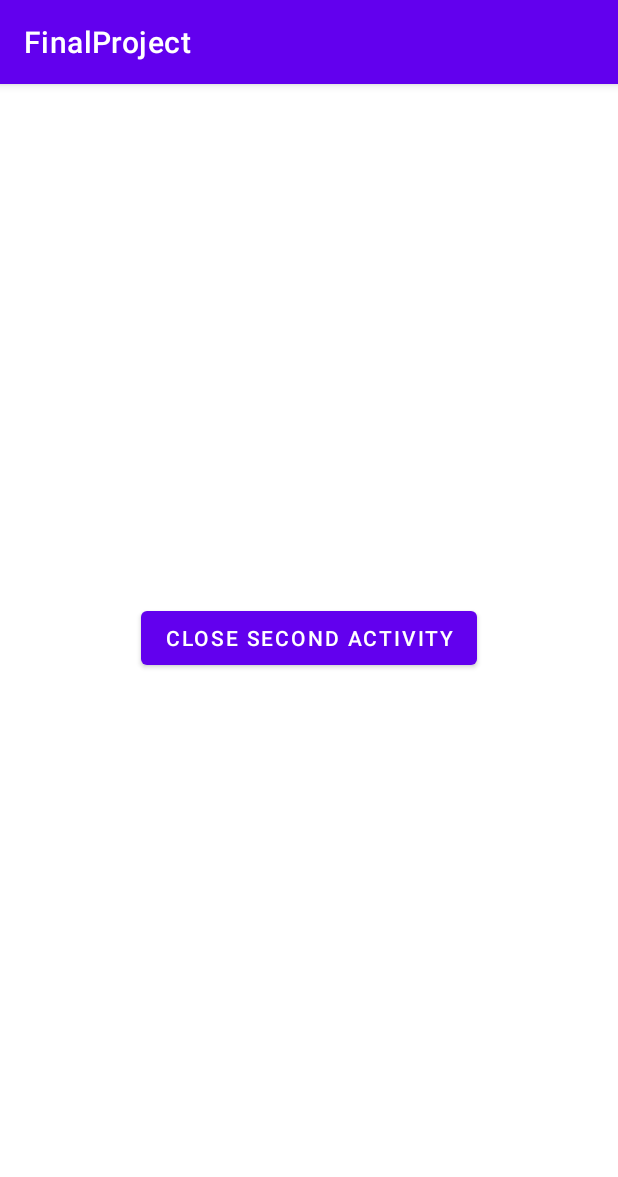
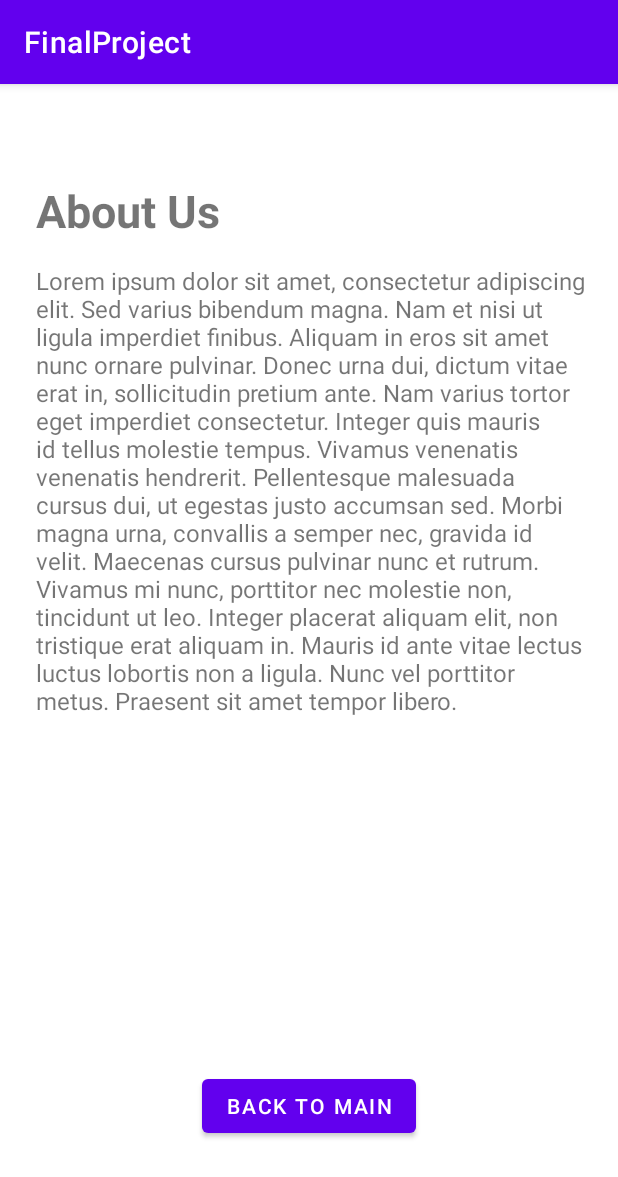
Before and after one commit to b21tilbe/FinalProject, an Android app: the activity_second screen opened directly, with no data from a screen before it, on a phone screen of 412 x 824 dp. Shown: the top 1177 px of the screen. Run offline under Robolectric (Android 15) with nearby library versions, the phone set to English and light mode, and no system bars.

Commit message:
Flyttat på knapparna samt lagt till text och titel på about sidan

```diff
--- a/app/src/main/res/layout/activity_main.xml
+++ b/app/src/main/res/layout/activity_main.xml
@@ -17,12 +17,12 @@
         android:id="@+id/start_second_activity"
         android:layout_width="wrap_content"
         android:layout_height="wrap_content"
-        android:text="Start second activity"
+        android:text="About us"
         app:layout_constraintBottom_toBottomOf="parent"
-        app:layout_constraintHorizontal_bias="0.459"
+        app:layout_constraintHorizontal_bias="0.497"
         app:layout_constraintLeft_toLeftOf="parent"
         app:layout_constraintRight_toRightOf="parent"
         app:layout_constraintTop_toTopOf="parent"
-        />
+        app:layout_constraintVertical_bias="0.961" />
 
 </androidx.constraintlayout.widget.ConstraintLayout>
--- a/app/src/main/res/layout/activity_second.xml
+++ b/app/src/main/res/layout/activity_second.xml
@@ -4,29 +4,45 @@
     xmlns:tools="http://schemas.android.com/tools"
     android:layout_width="match_parent"
     android:layout_height="match_parent"
+    android:padding="20dp"
+    android:layout_centerHorizontal="true"
     tools:context=".activity_second">
+
+    <TextView
+        android:id="@+id/heading"
+        android:layout_width="match_parent"
+        android:layout_height="wrap_content"
+        android:layout_marginStart="4dp"
+        android:layout_marginTop="44dp"
+        android:text="About Us"
+        android:textSize="30sp"
+        android:textStyle="bold"
+        app:layout_constraintStart_toStartOf="parent"
+        app:layout_constraintTop_toTopOf="parent" />
 
     <TextView
         android:id="@+id/about"
         android:layout_width="match_parent"
         android:layout_height="wrap_content"
+        android:layout_marginStart="4dp"
+        android:layout_marginTop="100dp"
+        android:text="Lorem ipsum dolor sit amet, consectetur adipiscing elit. Sed varius bibendum magna. Nam et nisi ut ligula imperdiet finibus. Aliquam in eros sit amet nunc ornare pulvinar. Donec urna dui, dictum vitae erat in, sollicitudin pretium ante. Nam varius tortor eget imperdiet consectetur. Integer quis mauris id tellus molestie tempus. Vivamus venenatis venenatis hendrerit. Pellentesque malesuada cursus dui, ut egestas justo accumsan sed. Morbi magna urna, convallis a semper nec, gravida id velit. Maecenas cursus pulvinar nunc et rutrum. Vivamus mi nunc, porttitor nec molestie non, tincidunt ut leo. Integer placerat aliquam elit, non tristique erat aliquam in. Mauris id ante vitae lectus luctus lobortis non a ligula. Nunc vel porttitor metus. Praesent sit amet tempor libero."
+        android:textSize="16sp"
         app:layout_constraintStart_toStartOf="parent"
-        app:layout_constraintTop_toTopOf="parent"
-
-        />
+        app:layout_constraintTop_toTopOf="parent" />
 
     <Button
         android:id="@+id/close_second_activity"
         android:layout_width="wrap_content"
         android:layout_height="wrap_content"
-        android:text="Close second activity"
         android:layout_marginBottom="30dp"
+        android:text="Back to main"
         app:layout_constraintBottom_toBottomOf="parent"
         app:layout_constraintEnd_toEndOf="parent"
         app:layout_constraintLeft_toLeftOf="parent"
         app:layout_constraintRight_toRightOf="parent"
         app:layout_constraintStart_toStartOf="parent"
         app:layout_constraintTop_toTopOf="parent"
-        />
+        app:layout_constraintVertical_bias="0.981" />
 
 </androidx.constraintlayout.widget.ConstraintLayout>
```
